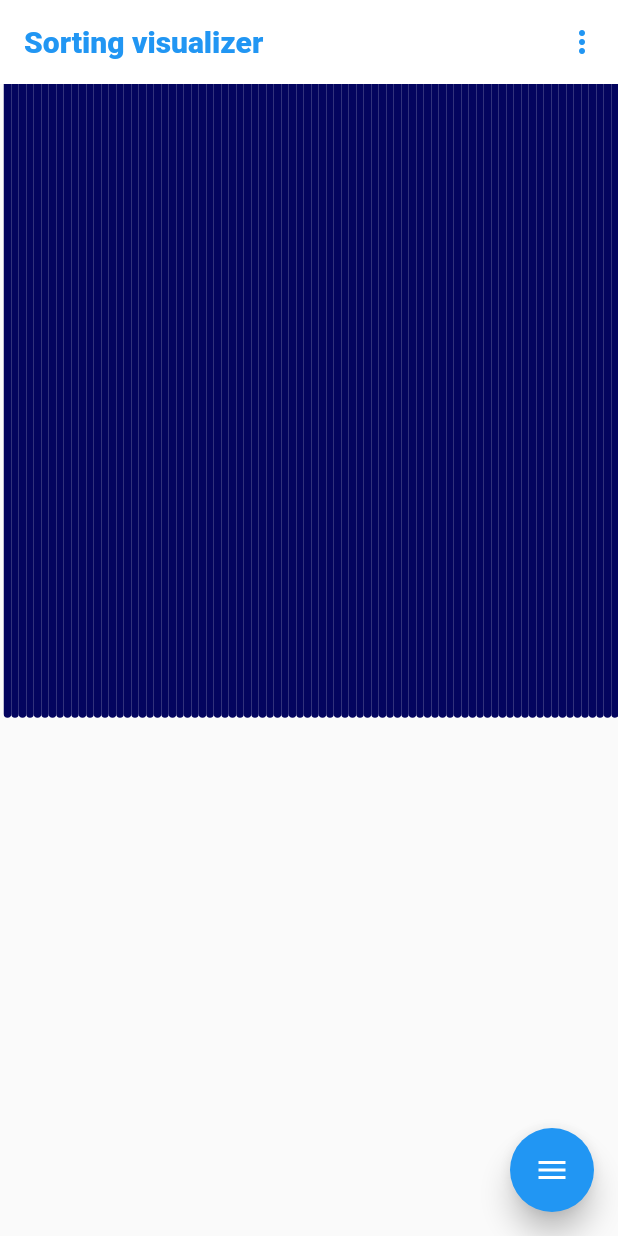
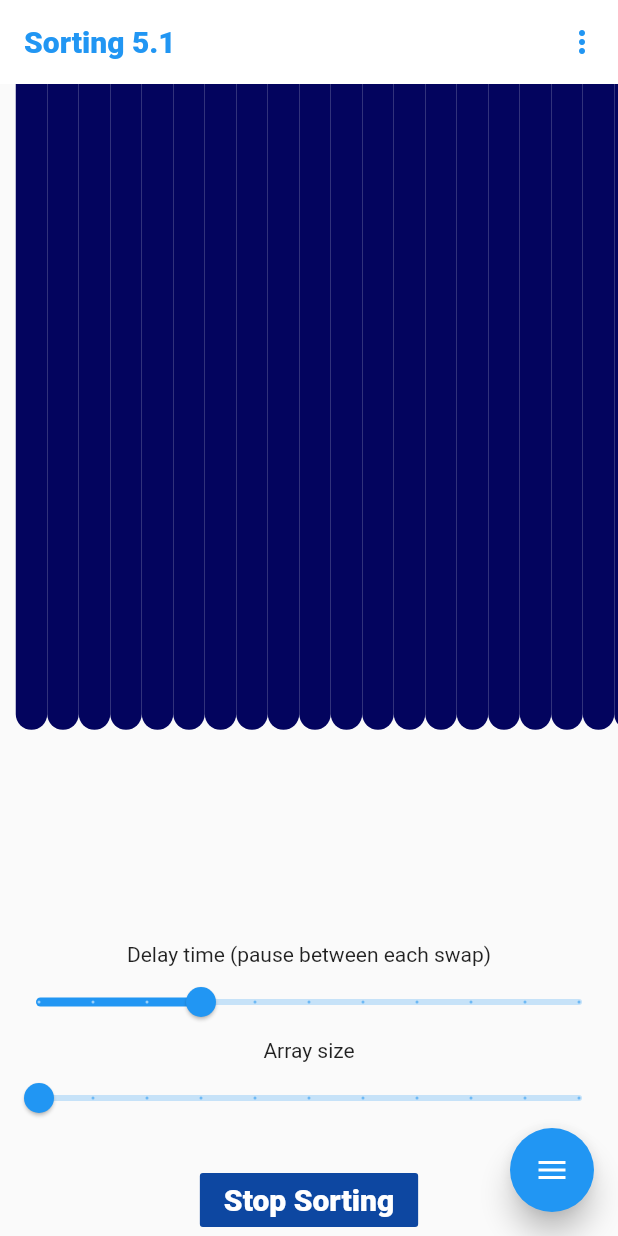
Before and after one commit to Srajan1/SortingAlgorithmVisualizer, a Flutter app: the screen it shows after launch, on a phone screen of 412 x 824 dp. Run offline on Flutter 3.47's test engine with Material 2 defaults, Android fonts, the phone set to English and light mode, and no system bars; drawn by our look-alikes of flutter_speed_dial; our stand-ins replace google_fonts, syncfusion_flutter_sliders; Roboto replaces fonts that are missing (Questrial).

```diff
--- a/lib/main.dart
+++ b/lib/main.dart
@@ -1,7 +1,7 @@
 import 'dart:async';
 import 'dart:math';
 import 'package:flutter/services.dart';
-import 'package:flutter_speed_dial/flutter_speed_dial.dart';
+import 'package:syncfusion_flutter_sliders/sliders.dart';
 import 'package:google_fonts/google_fonts.dart';
 import 'package:sorting_algorithm_visualizer/widgets.dart/speedDial.dart';
 import './sorting/sortingAlgorithms.dart';
@@ -40,16 +40,18 @@ class MyHomePage extends StatefulWidget {
 }
 
 class _MyHomePageState extends State<MyHomePage> {
+  double testValue = 5.1;
   List<int> _numbers = [];
-  int _sampleSize = 100;
+  int sampleSize = 20;
   String _sortingMethod = 'Bubble';
   int delayTime = 1000;
   StreamController<List<int>> _streamController;
   Stream<List<int>> _stream;
 
   _randomize() {
+    print("randomizing");
     _numbers = [];
-    for (int i = 0; i < _sampleSize; ++i) {
+    for (int i = 0; i < sampleSize; ++i) {
       _numbers.add(Random().nextInt(500));
     }
     _streamController.add(_numbers);
@@ -58,7 +60,7 @@ class _MyHomePageState extends State<MyHomePage> {
   _sort() async {
     final sort = Sort(
         numbers: _numbers,
-        sampleSize: _sampleSize,
+        sampleSize: sampleSize,
         streamController: _streamController,
         delayTime: delayTime);
     switch (_sortingMethod) {
@@ -75,10 +77,10 @@ class _MyHomePageState extends State<MyHomePage> {
         await sort.insertionSort();
         break;
       case 'Quick':
-        await sort.quickSort(0, _sampleSize.toInt() - 1);
+        await sort.quickSort(0, sampleSize.toInt() - 1);
         break;
       case 'Merge':
-        await sort.mergeSort(0, _sampleSize.toInt() - 1);
+        await sort.mergeSort(0, sampleSize.toInt() - 1);
         break;
     }
   }
@@ -91,33 +93,13 @@ class _MyHomePageState extends State<MyHomePage> {
     _randomize();
   }
 
-  _showMaterialDialog() {
-    showDialog(
-        context: context,
-        builder: (_) => new AlertDialog(
-              actions: <Widget>[
-                Form(
-                  child: Column(
-                    children: [],
-                  ),
-                ),
-                FlatButton(
-                  child: Text('Close me!'),
-                  onPressed: () {
-                    Navigator.of(context).pop();
-                  },
-                )
-              ],
-            ));
-  }
-
   @override
   Widget build(BuildContext context) {
     return Scaffold(
       appBar: AppBar(
         backgroundColor: Color(0xFFFFFFFF),
         title: Text(
-          'Sorting visualizer',
+          'Sorting $testValue',
           style: GoogleFonts.questrial(
             color: Colors.blue,
             fontWeight: FontWeight.w900,
@@ -165,7 +147,10 @@ class _MyHomePageState extends State<MyHomePage> {
           ),
         ],
       ),
-      body: Container(
+      body: Column(
+        mainAxisAlignment: MainAxisAlignment.spaceBetween,
+        children: [
+          Container(
             child: StreamBuilder<Object>(
                 stream: _stream,
                 builder: (context, snapshot) {
@@ -176,15 +161,70 @@ class _MyHomePageState extends State<MyHomePage> {
                     return CustomPaint(
                       painter: BarPainter(
                           width:
-                          MediaQuery.of(context).size.width ~/ _sampleSize + 1,
+                              (MediaQuery.of(context).size.width / sampleSize)
+                                  .round(),
                           value: number,
                           index: _counter),
                     );
                   }).toList());
                 }),
           ),
-      floatingActionButton:
-          speedDial(_randomize, _sort, _showMaterialDialog, _sortingMethod),
+          Column(
+            children: [
+              Column(
+                children: [
+                  Text('Delay time (pause between each swap)'),
+                  Slider(
+                    value: delayTime.toDouble(),
+                    min: 500,
+                    max: 2000,
+                    label: '$delayTime',
+                    divisions: 10,
+                    onChanged: (double value) {
+                      setState(() {
+                        delayTime = value.round();
+                      });
+                    },
+                  ),
+                ],
+              ),
+              Column(
+                children: [
+                  Text('Array size'),
+                  Slider(
+                    value: sampleSize.toDouble(),
+                    min: 20,
+                    max: 100,
+                    label: '$sampleSize',
+                    divisions: 10,
+                    onChanged: (double value) {
+                      _randomize();
+                      setState(() {
+                        sampleSize = value.round();
+                      });
+                    },
+                  ),
+                ],
+              ),
+              SizedBox(
+                height: 20,
+              ),
+              FlatButton(
+                  color: Colors.blue[900],
+                  child: Text(
+                    'Stop Sorting',
+                    style: GoogleFonts.questrial(
+                      color: Colors.white,
+                      fontSize: 20,
+                      fontWeight: FontWeight.w900,
+                    ),
+                  ),
+                  onPressed: _randomize)
+            ],
+          ),
+        ],
+      ),
+      floatingActionButton: speedDial(_randomize, _sort, _sortingMethod),
     );
   }
 }
--- a/lib/widgets.dart/speedDial.dart
+++ b/lib/widgets.dart/speedDial.dart
@@ -1,7 +1,7 @@
 import 'package:flutter/material.dart';
 import 'package:flutter_speed_dial/flutter_speed_dial.dart';
 
-SpeedDial speedDial(_randomize, _sort, _showMaterialDialog, _sortingMethod) {
+SpeedDial speedDial(_randomize, _sort, _sortingMethod) {
   return SpeedDial(
     marginBottom: 20,
     animatedIcon: AnimatedIcons.menu_close,
@@ -10,10 +10,7 @@ SpeedDial speedDial(_randomize, _sort, _showMaterialDialog, _sortingMethod) {
     curve: Curves.bounceIn,
     overlayColor: Colors.black,
     overlayOpacity: 0.5,
-    // backgroundColor: Colors.white,
-    // foregroundColor: Colors.black,
     elevation: 8.0,
-    // shape: CircleBorder(),
     children: [
       SpeedDialChild(
         child: Icon(Icons.shuffle),
@@ -29,13 +26,6 @@ SpeedDial speedDial(_randomize, _sort, _showMaterialDialog, _sortingMethod) {
         labelStyle: TextStyle(fontSize: 18.0),
         onTap: () => _sort(),
       ),
-      SpeedDialChild(
-        child: Icon(Icons.settings),
-        backgroundColor: Colors.green,
-        label: 'Manage parameters',
-        labelStyle: TextStyle(fontSize: 18.0),
-        onTap: () => _showMaterialDialog(),
-      ),
     ],
   );
 }
--- a/pubspec.yaml
+++ b/pubspec.yaml
@@ -25,6 +25,7 @@ dependencies:
     sdk: flutter
   flutter_speed_dial: 1.2.5
   google_fonts: 1.1.1
+  syncfusion_flutter_sliders: 18.4.30-beta
 
 
   # The following adds the Cupertino Icons font to your application.
```
Also changed, not shown: pubspec.lock. Lines whose indentation alone changed are shown as unchanged.
